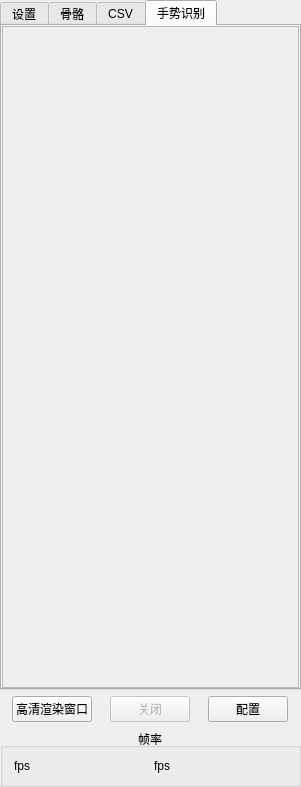
This is ui/h2Widget.ui in FOHEART/MotionGloveUI as Qt 5 draws it before an edit. The edited form follows.
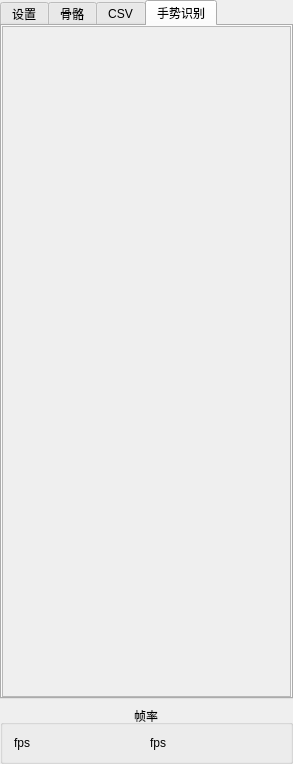
This is the edited form. The open tabs and pages were chosen to show the change.

Commit message: add csv record ui

```diff
--- a/ui/h2Widget.ui
+++ b/ui/h2Widget.ui
@@ -6,8 +6,8 @@
    <rect>
     <x>0</x>
     <y>0</y>
-    <width>301</width>
-    <height>787</height>
+    <width>293</width>
+    <height>764</height>
    </rect>
   </property>
   <property name="windowTitle">
@@ -26,7 +26,7 @@
    <property name="bottomMargin">
     <number>0</number>
    </property>
-   <item row="6" column="0" colspan="2">
+   <item row="3" column="0" colspan="2">
     <widget class="QGroupBox" name="GBX_FR">
      <property name="title">
       <string>帧率</string>
@@ -278,8 +278,8 @@
            <rect>
             <x>0</x>
             <y>0</y>
-            <width>293</width>
-            <height>663</height>
+            <width>285</width>
+            <height>687</height>
            </rect>
           </property>
           <layout class="QGridLayout" name="gridLayout_5">
@@ -309,58 +309,6 @@
      </widget>
     </widget>
    </item>
-   <item row="2" column="0" colspan="2">
-    <layout class="QHBoxLayout" name="horizontalLayout">
-     <item>
-      <widget class="QPushButton" name="PB_openUnityPort">
-       <property name="sizePolicy">
-        <sizepolicy hsizetype="Maximum" vsizetype="Fixed">
-         <horstretch>0</horstretch>
-         <verstretch>0</verstretch>
-        </sizepolicy>
-       </property>
-       <property name="text">
-        <string>高清渲染窗口</string>
-       </property>
-      </widget>
-     </item>
-     <item>
-      <widget class="QPushButton" name="PB_closeUnityPort">
-       <property name="enabled">
-        <bool>false</bool>
-       </property>
-       <property name="sizePolicy">
-        <sizepolicy hsizetype="Maximum" vsizetype="Fixed">
-         <horstretch>0</horstretch>
-         <verstretch>0</verstretch>
-        </sizepolicy>
-       </property>
-       <property name="text">
-        <string>关闭</string>
-       </property>
-      </widget>
-     </item>
-     <item>
-      <widget class="QPushButton" name="PB_unityWindowConfig">
-       <property name="sizePolicy">
-        <sizepolicy hsizetype="Maximum" vsizetype="Fixed">
-         <horstretch>0</horstretch>
-         <verstretch>0</verstretch>
-        </sizepolicy>
-       </property>
-       <property name="text">
-        <string>配置</string>
-       </property>
-      </widget>
-     </item>
-    </layout>
-   </item>
-   <item row="3" column="0" colspan="2">
-    <layout class="QHBoxLayout" name="HL_unity"/>
-   </item>
-   <item row="5" column="0" colspan="2">
-    <layout class="QHBoxLayout" name="HL_steamVRMonitor"/>
-   </item>
   </layout>
   <zorder>GBX_FR</zorder>
   <zorder></zorder>
```
Left out of the diff: 16 changed lines with no effect on the pictures. The commit also changes 4 other files.
